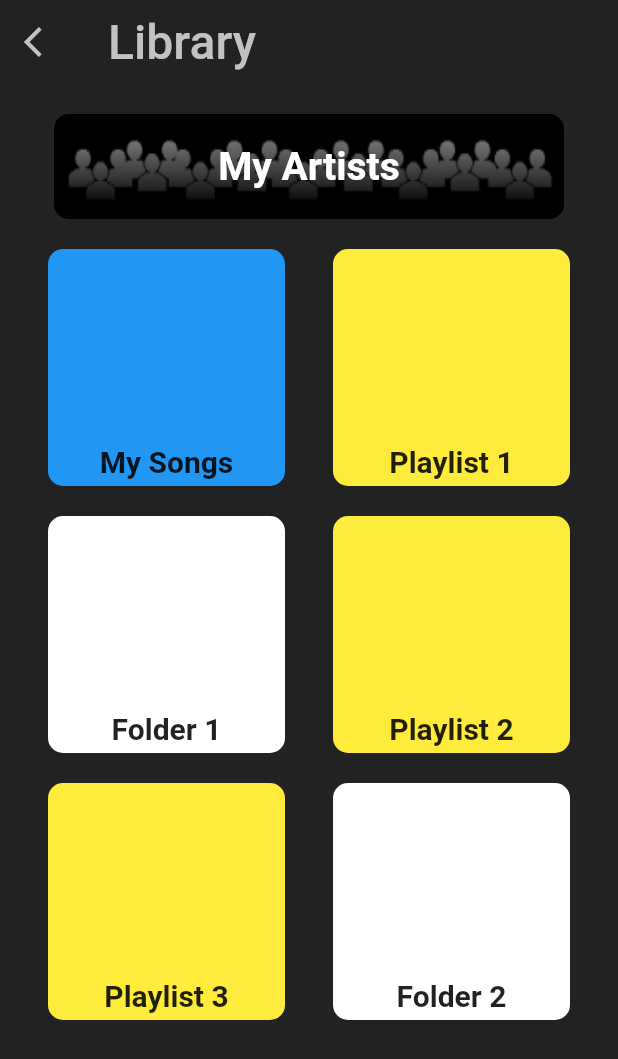
After one commit to Prata129/CCU, a Flutter app: the LibraryScreen screen opened directly, on a phone screen of 412 x 824 dp. The commit adds this screen. Shown: the top 1059 px of the screen. Run offline on Flutter 3.47's test engine with Material 2 defaults, Android fonts, the light colour scheme and no system bars; our stand-ins replace firebase_auth, firebase_core; accounts and stored records are empty.

Commit message:
implemented library screen

```diff
--- /dev/null
+++ b/Revio/lib/ui/libraryScreen.dart
@@ -0,0 +1,258 @@
+import 'package:flutter/material.dart';
+
+// ignore: constant_identifier_names
+const double SQUARE_SIZE = 158;
+
+class LibraryScreen extends StatelessWidget {
+  @override
+  Widget build(BuildContext context) {
+    return Scaffold(
+        backgroundColor: const Color(0xFF222222),
+        body: SingleChildScrollView(
+          child: Column(
+            children: [
+              AppBar(
+                leading: IconButton(
+                    icon: const Icon(Icons.arrow_back_ios), onPressed: () {}),
+                iconTheme: IconThemeData(color: const Color(0xFFC2C2C2)),
+                backgroundColor: Color(0xFF222222),
+                title: const Text("Library",
+                    style: TextStyle(fontSize: 32.0, color: Color(0xFFC2C2C2))),
+                elevation: 0,
+              ),
+              Row(
+                mainAxisAlignment: MainAxisAlignment.spaceEvenly,
+                children: [
+                  Padding(
+                      padding: const EdgeInsets.all(20),
+                      child: SizedBox(
+                          width: 340,
+                          height: 70,
+                          child: Stack(children: <Widget>[
+                            Container(
+                              decoration: BoxDecoration(
+                                image: const DecorationImage(
+                                  fit: BoxFit.fill,
+                                  image: AssetImage(
+                                    'assets/images/crowd.png',
+                                  ),
+                                ),
+                                borderRadius: BorderRadius.circular(10),
+                              ),
+                            ),
+                            Container(
+                              decoration: BoxDecoration(
+                                gradient: LinearGradient(
+                                    begin: FractionalOffset.topCenter,
+                                    end: FractionalOffset.bottomCenter,
+                                    colors: [
+                                      Colors.black.withOpacity(0.3),
+                                      Colors.black,
+                                    ],
+                                    stops: const [
+                                      0,
+                                      0.9
+                                    ]),
+                                borderRadius: BorderRadius.circular(10),
+                              ),
+                            ),
+                            Container(
+                              child: const Align(
+                                alignment: Alignment
+                                    .center, // Align however you like (i.e .centerRight, centerLeft)
+                                child: Padding(
+                                  padding: EdgeInsets.all(5),
+                                  child: Text(
+                                    'My Artists',
+                                    style: TextStyle(
+                                        fontWeight: FontWeight.bold,
+                                        fontSize: 26,
+                                        color: Colors.white),
+                                  ),
+                                ),
+                              ),
+                            )
+                          ]))),
+                ],
+              ),
+              Row(
+                mainAxisAlignment: MainAxisAlignment.spaceEvenly,
+                children: [
+                  Column(
+                    children: [
+                      Padding(
+                        padding: const EdgeInsets.only(bottom: 20),
+                        child: SizedBox(
+                            width: SQUARE_SIZE,
+                            height: SQUARE_SIZE,
+                            child: DecoratedBox(
+                              decoration: BoxDecoration(
+                                  color: Colors.blue,
+                                  borderRadius: BorderRadius.circular(10)),
+                              child: const Align(
+                                alignment: Alignment
+                                    .bottomCenter, // Align however you like (i.e .centerRight, centerLeft)
+                                child: Padding(
+                                  padding: EdgeInsets.all(5),
+                                  child: Text(
+                                    'My Songs',
+                                    style: TextStyle(
+                                        fontWeight: FontWeight.bold,
+                                        fontSize: 20),
+                                  ),
+                                ),
+                              ),
+                            )),
+                      )
+                    ],
+                  ),
+                  Column(
+                    children: [
+                      Padding(
+                          padding: const EdgeInsets.only(bottom: 20),
+                          child: SizedBox(
+                              width: SQUARE_SIZE,
+                              height: SQUARE_SIZE,
+                              child: DecoratedBox(
+                                decoration: BoxDecoration(
+                                    color: Colors.yellow,
+                                    borderRadius: BorderRadius.circular(10)),
+                                child: const Align(
+                                  alignment: Alignment
+                                      .bottomCenter, // Align however you like (i.e .centerRight, centerLeft)
+                                  child: Padding(
+                                    padding: EdgeInsets.all(5),
+                                    child: Text(
+                                      'Playlist 1',
+                                      style: TextStyle(
+                                          fontWeight: FontWeight.bold,
+                                          fontSize: 20),
+                                    ),
+                                  ),
+                                ),
+                              ))),
+                    ],
+                  ),
+                ],
+              ),
+              Row(
+                mainAxisAlignment: MainAxisAlignment.spaceEvenly,
+                children: [
+                  Column(
+                    children: [
+                      Padding(
+                          padding: const EdgeInsets.only(bottom: 20),
+                          child: SizedBox(
+                              width: SQUARE_SIZE,
+                              height: SQUARE_SIZE,
+                              child: DecoratedBox(
+                                decoration: BoxDecoration(
+                                    color: Colors.white,
+                                    borderRadius: BorderRadius.circular(10)),
+                                child: const Align(
+                                  alignment: Alignment
+                                      .bottomCenter, // Align however you like (i.e .centerRight, centerLeft)
+                                  child: Padding(
+                                    padding: EdgeInsets.all(5),
+                                    child: Text(
+                                      'Folder 1',
+                                      style: TextStyle(
+                                          fontWeight: FontWeight.bold,
+                                          fontSize: 20),
+                                    ),
+                                  ),
+                                ),
+                              ))),
+                    ],
+                  ),
+                  Column(
+                    children: [
+                      Padding(
+                          padding: const EdgeInsets.only(bottom: 20),
+                          child: SizedBox(
+                              width: SQUARE_SIZE,
+                              height: SQUARE_SIZE,
+                              child: DecoratedBox(
+                                decoration: BoxDecoration(
+                                    color: Colors.yellow,
+                                    borderRadius: BorderRadius.circular(10)),
+                                child: const Align(
+                                  alignment: Alignment
+                                      .bottomCenter, // Align however you like (i.e .centerRight, centerLeft)
+                                  child: Padding(
+                                    padding: EdgeInsets.all(5),
+                                    child: Text(
+                                      'Playlist 2',
+                                      style: TextStyle(
+                                          fontWeight: FontWeight.bold,
+                                          fontSize: 20),
+                                    ),
+                                  ),
+                                ),
+                              ))),
+                    ],
+                  ),
+                ],
+              ),
+              Row(
+                mainAxisAlignment: MainAxisAlignment.spaceEvenly,
+                children: [
+                  Column(
+                    children: [
+                      Padding(
+                          padding: const EdgeInsets.only(bottom: 20),
+                          child: SizedBox(
+                              width: SQUARE_SIZE,
+                              height: SQUARE_SIZE,
+                              child: DecoratedBox(
+                                decoration: BoxDecoration(
+                                    color: Colors.yellow,
+                                    borderRadius: BorderRadius.circular(10)),
+                                child: const Align(
+                                  alignment: Alignment
+                                      .bottomCenter, // Align however you like (i.e .centerRight, centerLeft)
+                                  child: Padding(
+                                    padding: EdgeInsets.all(5),
+                                    child: Text(
+                                      'Playlist 3',
+                                      style: TextStyle(
+                                          fontWeight: FontWeight.bold,
+                                          fontSize: 20),
+                                    ),
+                                  ),
+                                ),
+                              ))),
+                    ],
+                  ),
+                  Column(
+                    children: [
+                      Padding(
+                          padding: const EdgeInsets.only(bottom: 20),
+                          child: SizedBox(
+                              width: SQUARE_SIZE,
+                              height: SQUARE_SIZE,
+                              child: DecoratedBox(
+                                decoration: BoxDecoration(
+                                    color: Colors.white,
+                                    borderRadius: BorderRadius.circular(10)),
+                                child: const Align(
+                                  alignment: Alignment
+                                      .bottomCenter, // Align however you like (i.e .centerRight, centerLeft)
+                                  child: Padding(
+                                    padding: EdgeInsets.all(5),
+                                    child: Text('Folder 2',
+                                        style: TextStyle(
+                                            fontWeight: FontWeight.bold,
+                                            fontSize: 20)),
+                                  ),
+                                ),
+                              ))),
+                    ],
+                  ),
+                ],
+              ),
+            ],
+          ),
+        ));
+  }
+}
```
Also changed, not shown: Revio/lib/main.dart (+7 -7 lines), Revio/lib/ui/settingsScreen.dart (+21 -21 lines), Revio/assets/images/crowd.png (added).
